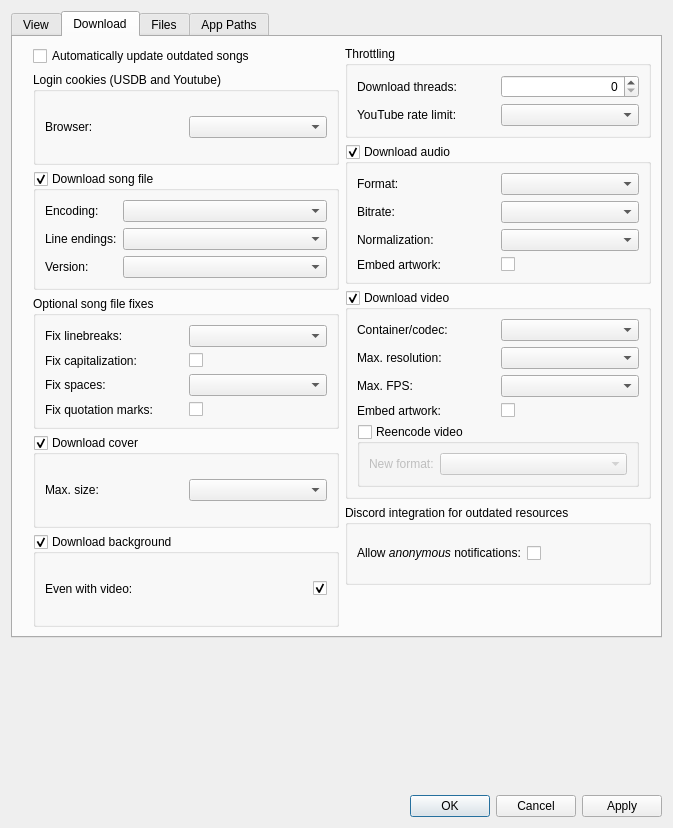
bohning/usdb_syncer, file src/usdb_syncer/gui/forms/SettingsDialog.ui: the form before one commit.
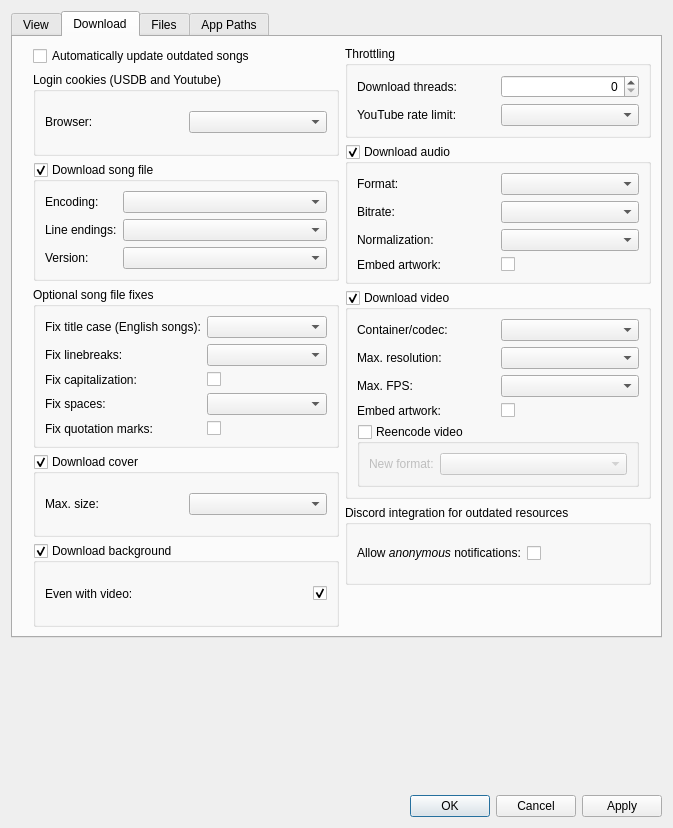
The form after the commit. The open tabs and pages were chosen to show the change. Icons and pictures are not drawn.

Commit message: This adds the option to change the title case.

```diff
--- a/src/usdb_syncer/gui/forms/SettingsDialog.ui
+++ b/src/usdb_syncer/gui/forms/SettingsDialog.ui
@@ -238,42 +238,14 @@
             <string>Optional song file fixes</string>
            </property>
            <layout class="QGridLayout" name="gridLayout_9">
-            <item row="0" column="0">
-             <widget class="QLabel" name="label_song_file_fix_linebreaks">
-              <property name="text">
-               <string>Fix linebreaks:</string>
-              </property>
-             </widget>
-            </item>
-            <item row="0" column="1">
-             <widget class="QComboBox" name="comboBox_fix_linebreaks">
-              <property name="toolTip">
-               <string>&lt;html&gt;&lt;head/&gt;&lt;body&gt;&lt;p&gt;If this setting is enabled, the linebreak timings will be recalculated, either according to USDX or to YASS rules.&lt;/p&gt;&lt;/body&gt;&lt;/html&gt;</string>
-              </property>
-             </widget>
-            </item>
-            <item row="1" column="0">
+            <item row="2" column="0">
              <widget class="QLabel" name="label_song_file_fix_first_words_capitalization">
               <property name="text">
                <string>Fix capitalization:</string>
               </property>
              </widget>
             </item>
-            <item row="1" column="1">
-             <widget class="QCheckBox" name="checkBox_fix_first_words_capitalization">
-              <property name="text">
-               <string/>
-              </property>
-             </widget>
-            </item>
-            <item row="2" column="0">
-             <widget class="QLabel" name="label_song_file_fix_spaces">
-              <property name="text">
-               <string>Fix spaces:</string>
-              </property>
-             </widget>
-            </item>
-            <item row="2" column="1">
+            <item row="3" column="1">
              <widget class="QComboBox" name="comboBox_fix_spaces">
               <property name="toolTip">
                <string>&lt;html&gt;&lt;head/&gt;&lt;body&gt;&lt;p&gt;If this setting is enabled, all inter-word spaces will be shifted to either after or before a word.&lt;/p&gt;&lt;/body&gt;&lt;/html&gt;</string>
@@ -281,19 +253,57 @@
              </widget>
             </item>
             <item row="3" column="0">
+             <widget class="QLabel" name="label_song_file_fix_spaces">
+              <property name="text">
+               <string>Fix spaces:</string>
+              </property>
+             </widget>
+            </item>
+            <item row="1" column="0">
+             <widget class="QLabel" name="label_song_file_fix_linebreaks">
+              <property name="text">
+               <string>Fix linebreaks:</string>
+              </property>
+             </widget>
+            </item>
+            <item row="2" column="1">
+             <widget class="QCheckBox" name="checkBox_fix_first_words_capitalization">
+              <property name="text">
+               <string/>
+              </property>
+             </widget>
+            </item>
+            <item row="4" column="0">
              <widget class="QLabel" name="label_song_file_fix_quotation_marks">
               <property name="text">
                <string>Fix quotation marks:</string>
               </property>
              </widget>
             </item>
-            <item row="3" column="1">
+            <item row="4" column="1">
              <widget class="QCheckBox" name="checkBox_fix_quotation_marks">
               <property name="text">
                <string/>
               </property>
              </widget>
             </item>
+            <item row="1" column="1">
+             <widget class="QComboBox" name="comboBox_fix_linebreaks">
+              <property name="toolTip">
+               <string>&lt;html&gt;&lt;head/&gt;&lt;body&gt;&lt;p&gt;If this setting is enabled, the linebreak timings will be recalculated, either according to USDX or to YASS rules.&lt;/p&gt;&lt;/body&gt;&lt;/html&gt;</string>
+              </property>
+             </widget>
+            </item>
+            <item row="0" column="0">
+             <widget class="QLabel" name="label_song_file_fix_title_case">
+              <property name="text">
+               <string>Fix title case (English songs):</string>
+              </property>
+             </widget>
+            </item>
+            <item row="0" column="1">
+             <widget class="QComboBox" name="comboBox_fix_title_case"/>
+            </item>
            </layout>
           </widget>
          </item>
```
Left out of the diff: 2 changed lines with no effect on the pictures. The commit also changes 9 other files.
